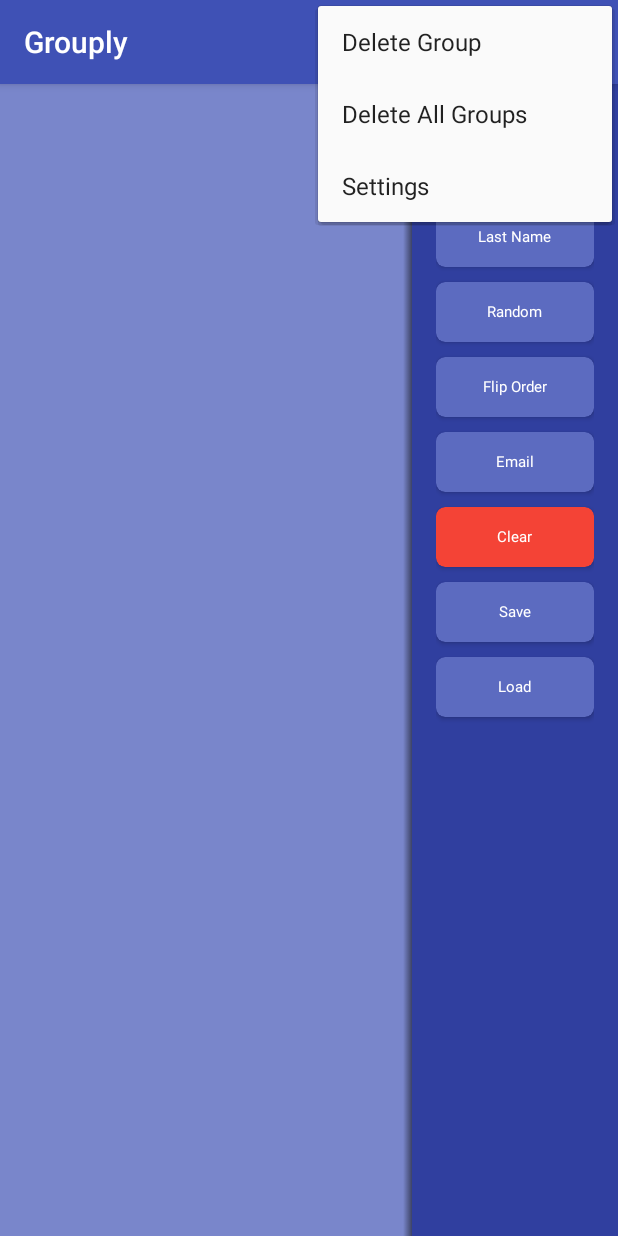
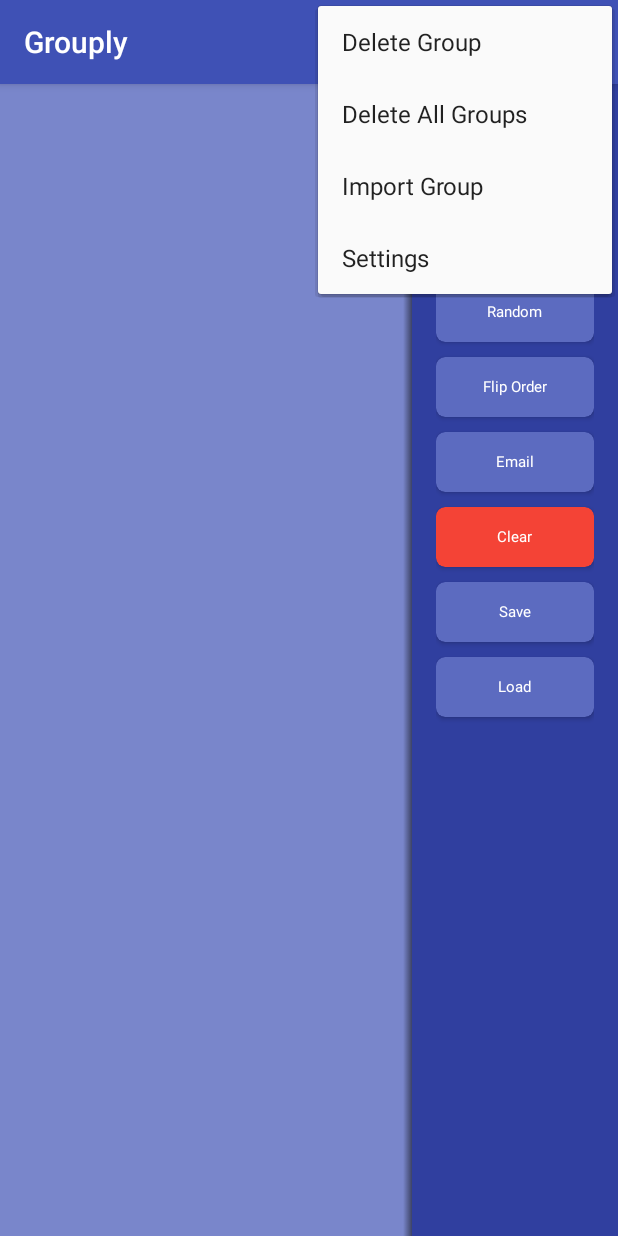
Before and after one commit to TheDroidSmith/Grouply, an Android app: the screen it shows after launch (SingleGroup), with the options menu open, on a phone screen of 412 x 824 dp. Run offline under Robolectric (Android 15) with nearby library versions, the light colour scheme and no system bars; libraries missing offline, so code that uses them is left out: com.github.angads25.filepicker, com.opencsv, io.realm; 2 statements that could not run were skipped.

Commit message:
adds finishes to file manager. importing file now works.

```diff
--- a/app/build.gradle
+++ b/app/build.gradle
@@ -44,4 +44,5 @@
     compile 'com.android.support:appcompat-v7:23.3.0'
     compile 'com.android.support:cardview-v7:23.3.0'
     compile 'com.android.support:recyclerview-v7:23.3.0'
+    compile 'com.opencsv:opencsv:4.0'
 }
--- a/app/src/main/java/com/firsttread/grouply/NameListFragment.java
+++ b/app/src/main/java/com/firsttread/grouply/NameListFragment.java
@@ -46,7 +46,12 @@
 
 import com.firsttread.grouply.adapters.NameListAdapter;
 import com.firsttread.grouply.view.IntSingleView;
+import com.github.angads25.filepicker.controller.DialogSelectionListener;
+import com.github.angads25.filepicker.model.DialogConfigs;
+import com.github.angads25.filepicker.model.DialogProperties;
+import com.github.angads25.filepicker.view.FilePickerDialog;
 
+import java.io.File;
 import java.util.ArrayList;
 
 public class NameListFragment extends Fragment implements AddNameDialog.OnCompleteListener,
@@ -333,7 +338,8 @@
 
     }
 
-    //loads group form realm
+    //loads group from realm
+    //option to import from file system also here
     @Override
     public void makeAddGroupDialog(){
 
@@ -353,15 +359,54 @@
                     }
                 })
                 .setNegativeButton("Cancel", new DialogInterface.OnClickListener() {
-            @Override
-            public void onClick(DialogInterface dialog, int which) {
-                dialog.cancel();
-            }
-        });
+                    @Override
+                    public void onClick(DialogInterface dialog, int which) {
+                    dialog.cancel();
+                    }
+
+                })
+                .setPositiveButton("import", new DialogInterface.OnClickListener() {
+                    @Override
+                    public void onClick(DialogInterface dialog, int which) {
+                        onShowFileSelectionDialog();
+                    }
+                });
 
         AlertDialog dialog = builder.create();
         dialog.show();
 
+    }
+
+    @Override
+    public void onShowFileSelectionDialog() {
+        //setting up file picker
+        DialogProperties properties = new DialogProperties();
+        properties.selection_mode = DialogConfigs.SINGLE_MODE;
+        properties.selection_type = DialogConfigs.FILE_SELECT;
+        properties.root = new File(DialogConfigs.DEFAULT_DIR);
+        properties.error_dir = new File(DialogConfigs.DEFAULT_DIR);
+        properties.offset = new File(DialogConfigs.DEFAULT_DIR);
+        properties.extensions = null;
+
+        FilePickerDialog dialog = new FilePickerDialog(getActivity(),properties);
+        dialog.setTitle("Select a File");
+
+        dialog.setDialogSelectionListener(new DialogSelectionListener() {
+            @Override
+            public void onSelectedFilePaths(String[] files) {
+                //files are in an array of the paths of files selected by the Application User.
+                ArrayList<CharSequence> nameList;
+                nameList = listPresenter.getFileAtPath(files);
+                if(nameList.isEmpty()){
+                    Toast.makeText(getActivity(),"List is empty! Did you select the correct file?",Toast.LENGTH_SHORT).show();
+                }else{
+                    adapter.setNames(nameList);
+                }
+
+            }
+        });
+
+        dialog.show();
     }
 
     @Override
--- a/app/src/main/java/com/firsttread/grouply/SettingsActivity.java
+++ b/app/src/main/java/com/firsttread/grouply/SettingsActivity.java
@@ -19,7 +19,6 @@
 
 
 public class SettingsActivity extends PreferenceActivity implements Preference.OnPreferenceChangeListener {
-
 
     @SuppressWarnings("deprecation")
     @Override
@@ -88,7 +87,4 @@
         return false;
     }
 
-
-
-
 }
--- a/app/src/main/java/com/firsttread/grouply/SingleGroup.java
+++ b/app/src/main/java/com/firsttread/grouply/SingleGroup.java
@@ -35,12 +35,6 @@
 import com.firsttread.grouply.presenter.IntSinglePresenter;
 import com.firsttread.grouply.presenter.SingleGroupPresenter;
 import com.firsttread.grouply.view.IntSingleView;
-import com.github.angads25.filepicker.controller.DialogSelectionListener;
-import com.github.angads25.filepicker.model.DialogConfigs;
-import com.github.angads25.filepicker.model.DialogProperties;
-import com.github.angads25.filepicker.view.FilePickerDialog;
-
-import java.io.File;
 
 import io.realm.Realm;
 import io.realm.RealmConfiguration;
@@ -48,6 +42,7 @@
 public class SingleGroup extends AppCompatActivity implements IntSingleView {
 
     private IntSinglePresenter presenter;
+    private final String TAG = "SingleGroupActivity";
 
     @Override
     protected void onCreate(Bundle savedInstanceState) {
@@ -59,10 +54,6 @@
         //sets up a realm and sets it as default
         RealmConfiguration config = new RealmConfiguration.Builder(this).build();
         Realm.setDefaultConfiguration(config);
-
-        //setting up file picker
-        DialogProperties properties = new DialogProperties();
-        setupFilePickerDialog(properties);
 
         SharedPreferences sharedPref =
                 getSharedPreferences(getString(R.string.preference_file_key), Context.MODE_PRIVATE);
@@ -95,7 +86,9 @@
         }
     }
 
-
+    //==========================
+    //IntSingleView
+    //==========================
     @Override
     public void onShowDialog(){
         FragmentTransaction ft = getSupportFragmentManager().beginTransaction();
@@ -193,27 +186,5 @@
     }
 
 
-    @Override
-    public void setupFilePickerDialog(DialogProperties properties) {
-
-        properties.selection_mode = DialogConfigs.SINGLE_MODE;
-        properties.selection_type = DialogConfigs.FILE_SELECT;
-        properties.root = new File(DialogConfigs.DEFAULT_DIR);
-        properties.error_dir = new File(DialogConfigs.DEFAULT_DIR);
-        properties.offset = new File(DialogConfigs.DEFAULT_DIR);
-        properties.extensions = null;
-
-        FilePickerDialog dialog = new FilePickerDialog(this,properties);
-        dialog.setTitle("Select a File");
-
-        dialog.setDialogSelectionListener(new DialogSelectionListener() {
-            @Override
-            public void onSelectedFilePaths(String[] files) {
-                //files are in an array of the paths of files selected by the Application User.
-
-            }
-        });
-
-    }
 
 }
--- a/app/src/main/java/com/firsttread/grouply/model/IFileManager.java
+++ b/app/src/main/java/com/firsttread/grouply/model/IFileManager.java
@@ -1,10 +1,7 @@
 package com.firsttread.grouply.model;
 
+import java.util.ArrayList;
 
 public interface IFileManager {
-
-    void importFile();
-    void parseFile();
-
-
+    ArrayList<CharSequence> importFile(String[] path);
 }
--- a/app/src/main/java/com/firsttread/grouply/presenter/IntListPresenter.java
+++ b/app/src/main/java/com/firsttread/grouply/presenter/IntListPresenter.java
@@ -25,4 +25,6 @@
     void saveTempGroup(ArrayList<CharSequence> nameList);
 
     void deleteTempGroup();
+
+    ArrayList<CharSequence> getFileAtPath(String[] path);
 }
--- a/app/src/main/java/com/firsttread/grouply/presenter/IntSinglePresenter.java
+++ b/app/src/main/java/com/firsttread/grouply/presenter/IntSinglePresenter.java
@@ -14,4 +14,5 @@
 
 
 
+
 }
--- a/app/src/main/java/com/firsttread/grouply/presenter/NameListPresenter.java
+++ b/app/src/main/java/com/firsttread/grouply/presenter/NameListPresenter.java
@@ -18,8 +18,10 @@
 package com.firsttread.grouply.presenter;
 
 import com.firsttread.grouply.model.DatabaseInteractor;
+import com.firsttread.grouply.model.FileManager;
 import com.firsttread.grouply.model.Group;
 import com.firsttread.grouply.model.IDatabase;
+import com.firsttread.grouply.model.IFileManager;
 import com.firsttread.grouply.model.Person;
 import com.firsttread.grouply.view.IntNameListFragment;
 
@@ -36,9 +38,13 @@
     private IDatabase dbInteractor;
     private IntNameListFragment iNameFrag;
 
+    private IFileManager fileManager;
+
     public NameListPresenter(IntNameListFragment iNameFrag){
         this.iNameFrag = iNameFrag;
         this.dbInteractor = new DatabaseInteractor();
+
+        this.fileManager = new FileManager();
     }
 
 
@@ -147,6 +153,12 @@
     }
 
     @Override
+    public ArrayList<CharSequence> getFileAtPath(String[] path) {
+        return fileManager.importFile(path);
+    }
+
+
+    @Override
     public void deleteTempGroup(){
         //called to ensure the temporary recovery group is erased to prevent unwanted saves
         dbInteractor.removeTempGroup();
--- a/app/src/main/java/com/firsttread/grouply/presenter/SingleGroupPresenter.java
+++ b/app/src/main/java/com/firsttread/grouply/presenter/SingleGroupPresenter.java
@@ -7,8 +7,8 @@
 
 public class SingleGroupPresenter implements IntSinglePresenter{
 
-    IntSingleView singleView;
-    IDatabase dbInteractor;
+    private IntSingleView singleView;
+    private IDatabase dbInteractor;
 
     public SingleGroupPresenter(IntSingleView singleView) {
         this.singleView = singleView;
@@ -38,5 +38,4 @@
 
 
 
-
 }
--- a/app/src/main/java/com/firsttread/grouply/view/IntNameListFragment.java
+++ b/app/src/main/java/com/firsttread/grouply/view/IntNameListFragment.java
@@ -37,4 +37,6 @@
 
     int saveOnPressBackButton();
 
+    void onShowFileSelectionDialog();
+
 }
--- a/app/src/main/java/com/firsttread/grouply/view/IntSingleView.java
+++ b/app/src/main/java/com/firsttread/grouply/view/IntSingleView.java
@@ -16,7 +16,6 @@
 */
 
 package com.firsttread.grouply.view;
-import com.github.angads25.filepicker.model.DialogProperties;
 
 public interface IntSingleView {
 
@@ -28,6 +27,6 @@
 
     void onChangeTitle(String newTitle);
 
-    void setupFilePickerDialog(DialogProperties properties);
+
 
 }
--- a/app/src/main/res/menu/single_menu.xml
+++ b/app/src/main/res/menu/single_menu.xml
@@ -11,19 +11,25 @@
 
     <item
         android:id="@+id/delete_group"
-        android:orderInCategory="98"
+        android:orderInCategory="96"
         android:title="@string/action_delete_group"
         app:showAsAction="never"/>
 
     <item
         android:id="@+id/clear_groups"
-        android:orderInCategory="99"
+        android:orderInCategory="97"
         android:title="@string/action_clear"
         app:showAsAction="never"/>
 
     <item
+        android:id="@+id/import_group"
+        android:orderInCategory="98"
+        android:title="@string/action_import"
+        app:showAsAction="never"/>
+
+    <item
         android:id="@+id/settings"
-        android:orderInCategory="100"
+        android:orderInCategory="99"
         android:title="@string/action_settings"
         app:showAsAction="never"/>
 
--- a/app/src/main/res/values/strings.xml
+++ b/app/src/main/res/values/strings.xml
@@ -1,29 +1,39 @@
 <resources>
+
+    <!--general-->
     <string name="app_name">Grouply</string>
     <string name="single_act_name">Single Group</string>
-    <string name="action_add">Add</string>
-    <string name="action_import">Import List</string>
+    <string name="preference_file_key">com.firsttread.grouply.presenter.PREFERENCE_KEY</string>
+    <string name="does_save_exist">saveExists</string>
+    <string name="act_title">activity_title</string>
+
+    <!--control fragment buttons/actions-->
+    <string name="button_clear">Clear</string>
     <string name="button_save">Save</string>
     <string name="button_flip">Flip Order</string>
     <string name="button_random">Random</string>
     <string name="button_last">Last Name</string>
     <string name="button_first">First Name</string>
     <string name="button_add_group">Load</string>
-    <string name="add_group_title">Select a Group</string>
+    <string name="button_email">Email</string>
+
+    <!--toolbar/overflow-->
+    <string name="action_add">Add</string>
+    <string name="action_import">Import Group</string>
     <string name="action_clear">Delete All Groups</string>
     <string name="action_delete_group">Delete Group</string>
-    <string name="button_clear">Clear</string>
     <string name="action_settings">Settings</string>
-    <string name="button_email">Email</string>
+
+    <!--dialogs-->
+    <string name="add_group_title">Select a Group</string>
     <string name="text_enter_name">Enter Name</string>
     <string name="button_done">Done</string>
     <string name="button_cancel">Cancel</string>
     <string name="enter_name_reminder">Use single space if adding last name.</string>
-    <string name="preference_file_key">com.firsttread.grouply.presenter.PREFERENCE_KEY</string>
-    <string name="does_save_exist">saveExists</string>
-    <string name="act_title">activity_title</string>
 
+    <!--settings activity-->
     <string name="choose_button_label">Select</string>
     <string name="show_dialog">Show Dialog</string>
     <string name="title_activity_settings">Settings</string>
+
 </resources>
--- a/app/src/main/res/xml/pref_general.xml
+++ b/app/src/main/res/xml/pref_general.xml
@@ -12,6 +12,8 @@
         app:root_dir="@string/default_dir"
         app:selection_mode="multi_mode"
         app:selection_type="dir_select"
-        app:extensions="txt:pdf:"/>
+        app:extensions="csv:xml:"/>
+
+
 
 </PreferenceScreen>
```
Also changed, not shown: app/src/main/java/com/firsttread/grouply/model/FileManager.java (+28 -7 lines).
